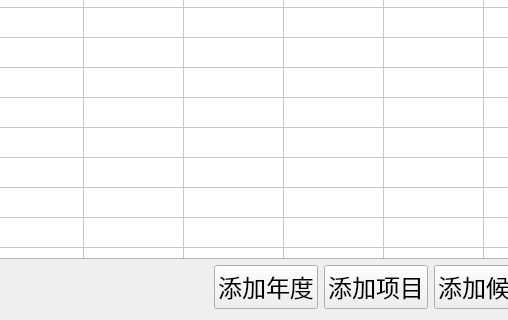
This is ui/page_elements/election_detail_page_all/DetailPage.ui in ArcherLuo233/election-s-prediction as Qt 5 draws it before an edit; both pictures show x 128 to 636 and y 188 to 508 of the 897 by 508 pixel window. The edited form follows.
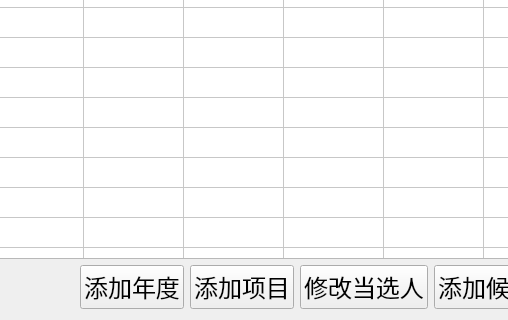
This is the edited form.

Commit message: 当选人添加,地区字段增加

Diff of the .ui file:
```diff
--- a/ui/page_elements/election_detail_page_all/DetailPage.ui
+++ b/ui/page_elements/election_detail_page_all/DetailPage.ui
@@ -92,6 +92,19 @@
                             </property>
                         </widget>
                     </item>
+                    <item>
+                        <widget class="QPushButton" name="btn_addis_selected">
+                            <property name="font">
+                                <font>
+                                    <family>华文新魏</family>
+                                    <pointsize>18</pointsize>
+                                </font>
+                            </property>
+                            <property name="text">
+                                <string>修改当选人</string>
+                            </property>
+                        </widget>
+                    </item>
                     <item>
                         <widget class="QPushButton" name="btn_addpeo">
                             <property name="font">
```
The commit also changes 13 other files.
